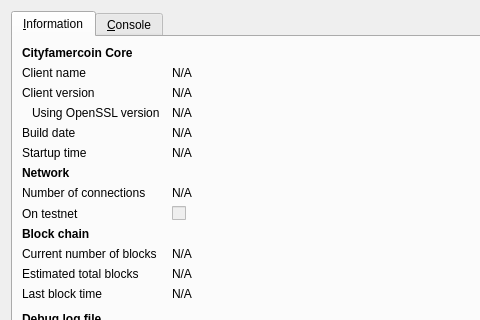
Above: src/qt/forms/rpcconsole.ui from cityfarmer-project/cityfarmer before the change; both pictures show x 0 to 480 and y 0 to 320 of the 740 by 450 pixel window. Below: the same form after it.
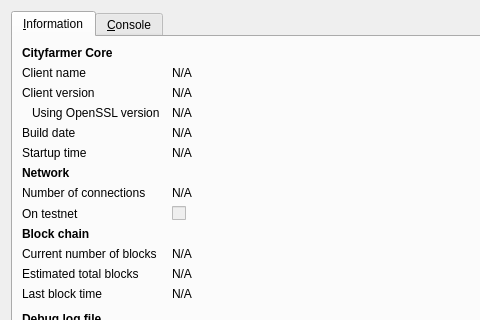
That is the form after the change. Icons and pictures are not drawn.

The edit to the form file:
```diff
--- a/src/qt/forms/rpcconsole.ui
+++ b/src/qt/forms/rpcconsole.ui
@@ -36,7 +36,7 @@
           </font>
          </property>
          <property name="text">
-          <string>Cityfamercoin Core</string>
+          <string>Cityfarmer Core</string>
          </property>
         </widget>
        </item>
```
Left out of the diff: 6 changed lines with no effect on the pictures.
